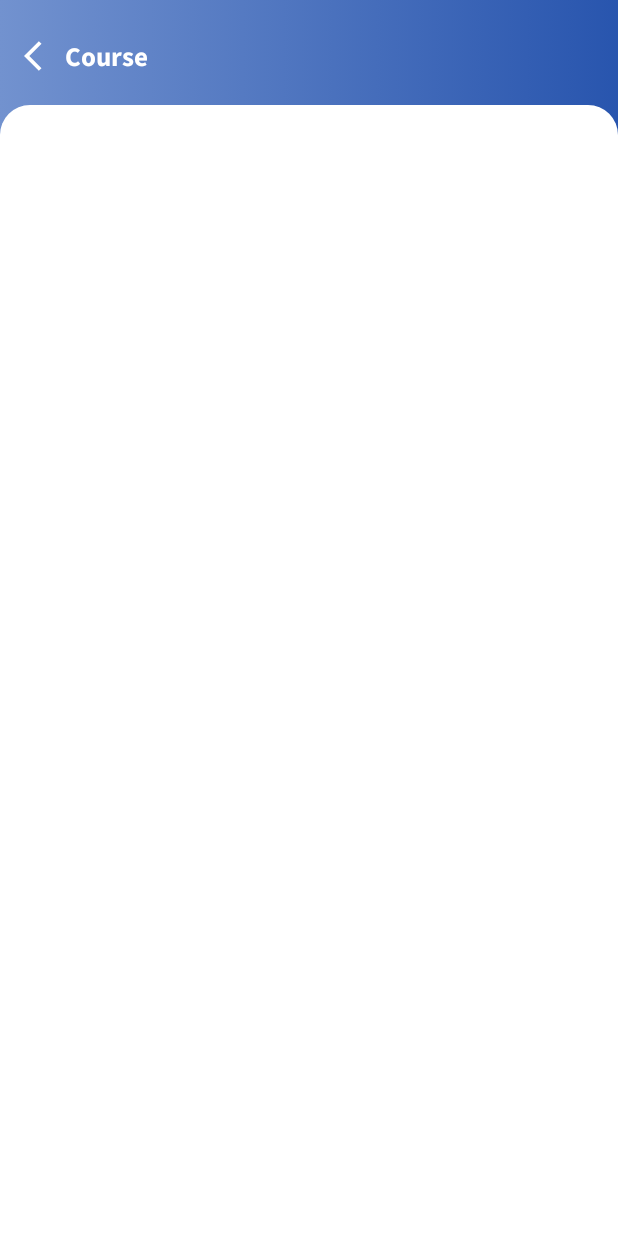
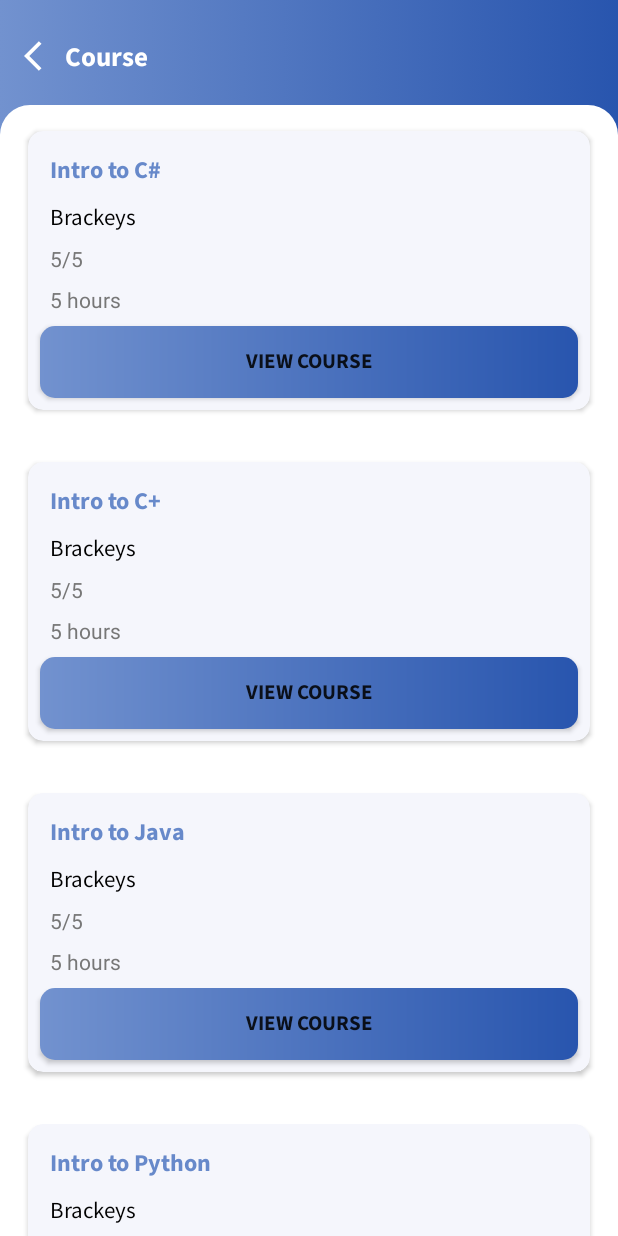
Before and after one commit to Chandra-Mauli-Sharma/coeus, an Android app: the fragment Course shown on its own in the app's theme, on a phone screen of 412 x 824 dp. Run offline under Robolectric (Android 15) with nearby library versions, the phone set to English and light mode, and no system bars.

Commit message:
Course Page Added

```diff
--- a/app/build.gradle
+++ b/app/build.gradle
@@ -42,6 +42,7 @@ dependencies {
     implementation 'androidx.navigation:navigation-ui-ktx:2.3.5'
     implementation 'androidx.legacy:legacy-support-v4:1.0.0'
     annotationProcessor 'com.github.bumptech.glide:compiler:4.12.0'
+    implementation 'com.android.volley:volley:1.2.1'
     testImplementation 'junit:junit:4.+'
     androidTestImplementation 'androidx.test.ext:junit:1.1.3'
     androidTestImplementation 'androidx.test.espresso:espresso-core:3.4.0'
--- a/app/src/main/AndroidManifest.xml
+++ b/app/src/main/AndroidManifest.xml
@@ -1,6 +1,9 @@
 <?xml version="1.0" encoding="utf-8"?>
 <manifest xmlns:android="http://schemas.android.com/apk/res/android"
     package="com.example.coeus">
+
+    <uses-permission android:name="android.permission.INTERNET" />
+    <uses-permission android:name="android.permission.ACCESS_NETWORK_STATE" />
 
     <application
         android:allowBackup="true"
--- a/app/src/main/java/com/example/coeus/Course.kt
+++ b/app/src/main/java/com/example/coeus/Course.kt
@@ -5,55 +5,26 @@ import androidx.fragment.app.Fragment
 import android.view.LayoutInflater
 import android.view.View
 import android.view.ViewGroup
+import androidx.recyclerview.widget.RecyclerView
+import com.example.coeus.adapter.CourseAdapter
+import com.example.coeus.data.CourseData
+import com.example.coeus.model.CourseModel
 
-// TODO: Rename parameter arguments, choose names that match
-// the fragment initialization parameters, e.g. ARG_ITEM_NUMBER
-private const val ARG_PARAM1 = "param1"
-private const val ARG_PARAM2 = "param2"
-
-/**
- * A simple [Fragment] subclass.
- * Use the [Course.newInstance] factory method to
- * create an instance of this fragment.
- */
 class Course : Fragment() {
-    // TODO: Rename and change types of parameters
-    private var param1: String? = null
-    private var param2: String? = null
-
-    override fun onCreate(savedInstanceState: Bundle?) {
-        super.onCreate(savedInstanceState)
-        arguments?.let {
-            param1 = it.getString(ARG_PARAM1)
-            param2 = it.getString(ARG_PARAM2)
-        }
-    }
-
+    lateinit var recyclerView: RecyclerView
     override fun onCreateView(
         inflater: LayoutInflater, container: ViewGroup?,
         savedInstanceState: Bundle?
     ): View? {
         // Inflate the layout for this fragment
-        return inflater.inflate(R.layout.fragment_course, container, false)
+        val view= inflater.inflate(R.layout.fragment_course, container, false)
+        recyclerView=view.findViewById(R.id.recyclerView2)
+
+        val courses= context?.let { CourseModel().load(it) }
+
+        recyclerView.adapter= courses?.let { CourseAdapter(it) }
+        recyclerView.setHasFixedSize(true)
+        return view
     }
 
-    companion object {
-        /**
-         * Use this factory method to create a new instance of
-         * this fragment using the provided parameters.
-         *
-         * @param param1 Parameter 1.
-         * @param param2 Parameter 2.
-         * @return A new instance of fragment Course.
-         */
-        // TODO: Rename and change types and number of parameters
-        @JvmStatic
-        fun newInstance(param1: String, param2: String) =
-            Course().apply {
-                arguments = Bundle().apply {
-                    putString(ARG_PARAM1, param1)
-                    putString(ARG_PARAM2, param2)
-                }
-            }
-    }
 }
--- a/app/src/main/java/com/example/coeus/MainActivity.kt
+++ b/app/src/main/java/com/example/coeus/MainActivity.kt
@@ -10,6 +10,11 @@ class MainActivity : AppCompatActivity() {
         super.onCreate(savedInstanceState)
         setContentView(R.layout.activity_main)
 
+        val mFragmentActivity=supportFragmentManager
+        val mFragmentTransaction=mFragmentActivity.beginTransaction()
+        val mFragment=Course()
+
+
         findViewById<TextView>(R.id.textView2).setOnClickListener {
             startActivity(Intent(this,HostPage::class.java))
         }
--- a/app/src/main/java/com/example/coeus/adapter/CourseAdapter.kt
+++ b/app/src/main/java/com/example/coeus/adapter/CourseAdapter.kt
@@ -1,4 +1,35 @@
 package com.example.coeus.adapter
 
-class CourseAdapter {
+import android.view.LayoutInflater
+import android.view.View
+import android.view.ViewGroup
+import android.widget.TextView
+import androidx.recyclerview.widget.RecyclerView
+import com.example.coeus.R
+import com.example.coeus.data.CourseData
+
+class CourseAdapter (val dataset:List<CourseData>):RecyclerView.Adapter<CourseAdapter.ViewHolder>(){
+    class ViewHolder(view: View):RecyclerView.ViewHolder(view){
+        val courseName=view.findViewById<TextView>(R.id.textView9)
+        val instructor=view.findViewById<TextView>(R.id.textView10)
+        val rating=view.findViewById<TextView>(R.id.textView11)
+        val duration=view.findViewById<TextView>(R.id.textView12)
+    }
+
+    override fun onCreateViewHolder(parent: ViewGroup, viewType: Int): ViewHolder {
+        val adapterLayout = LayoutInflater.from(parent.context).inflate(R.layout.course_card, parent, false)
+        return ViewHolder(adapterLayout)
+    }
+
+    override fun onBindViewHolder(holder: ViewHolder, position: Int) {
+        val item=dataset[position]
+
+        holder.courseName.text=item.courseName
+        holder.instructor.text=item.instructorName
+        holder.duration.text=item.duration
+        holder.rating.text=item.rating
+
+    }
+
+    override fun getItemCount(): Int = dataset.size
 }
--- a/app/src/main/java/com/example/coeus/model/CourseModel.kt
+++ b/app/src/main/java/com/example/coeus/model/CourseModel.kt
@@ -1,10 +1,53 @@
 package com.example.coeus.model
 
+import android.content.Context
 import com.example.coeus.data.CourseData
+import org.json.JSONException
+import org.json.JSONObject
+import java.io.IOException
+import java.nio.charset.Charset
 
 class CourseModel {
-    fun load():List<CourseData>{
-        return listOf(
-        )
+    fun load(context: Context):List<CourseData>{
+        val jsonResponse = ArrayList<CourseData>()
+
+        try{
+            val obj = JSONObject(getJSONFromAssets(context)!!)
+
+            val courseArray = obj.getJSONArray("Courses")
+
+            for(i in 0 until courseArray.length()){
+                val courseResponse = courseArray.getJSONObject(i)
+                val courseName = courseResponse.getString("courseName")
+                val instructorName = courseResponse.getString("instructorName")
+                val rating = courseResponse.getString("rating")
+                val duration = courseResponse.getString("duration")
+
+                jsonResponse.add(CourseData(courseName, instructorName, rating, duration))
+
+            }
+        } catch(e:JSONException){
+            e.printStackTrace()
+        }
+
+        return jsonResponse
+    }
+
+    private fun getJSONFromAssets(context:Context): String? {
+
+        var json: String? = null
+        val charset: Charset = Charsets.UTF_8
+        try {
+            val courseJSONFile = context.assets.open("courses.json")
+            val size = courseJSONFile.available()
+            val buffer = ByteArray(size)
+            courseJSONFile.read(buffer)
+            courseJSONFile.close()
+            json = String(buffer, charset)
+        } catch (ex: IOException) {
+            ex.printStackTrace()
+            return null
+        }
+        return json
     }
 }
--- a/app/src/main/res/drawable/round_button.xml
+++ b/app/src/main/res/drawable/round_button.xml
@@ -1,6 +1,9 @@
 <?xml version="1.0" encoding="utf-8"?>
 <shape xmlns:android="http://schemas.android.com/apk/res/android">
-    <solid android:color="#FFFFFF"/>
+    <gradient
+        android:endColor="#2855AE"
+        android:startColor="#7292CF"
+        android:type="linear" />
     <corners android:radius="10dp"/>
     <padding android:left="0dp" android:top="0dp" android:right="0dp" android:bottom="0dp" />
 </shape>
--- a/app/src/main/res/layout/activity_host_page.xml
+++ b/app/src/main/res/layout/activity_host_page.xml
@@ -9,8 +9,8 @@
     <androidx.fragment.app.FragmentContainerView
         android:id="@+id/fragmentContainerView"
         android:name="androidx.navigation.fragment.NavHostFragment"
-        android:layout_width="409dp"
-        android:layout_height="729dp"
+        android:layout_width="match_parent"
+        android:layout_height="match_parent"
         app:defaultNavHost="true"
         app:layout_constraintBottom_toBottomOf="parent"
         app:layout_constraintEnd_toEndOf="parent"
--- a/app/src/main/res/layout/course_card.xml
+++ b/app/src/main/res/layout/course_card.xml
@@ -54,6 +54,7 @@
                 android:layout_marginStart="14.5dp"
                 android:layout_marginTop="8dp"
                 android:text="TextView"
+                android:textColor="#777777"
                 app:layout_constraintStart_toStartOf="parent"
                 app:layout_constraintTop_toBottomOf="@+id/textView10" />
 
@@ -64,18 +65,19 @@
                 android:layout_marginStart="14.5dp"
                 android:layout_marginTop="8dp"
                 android:text="TextView"
+                android:textColor="#777777"
                 app:layout_constraintStart_toStartOf="parent"
                 app:layout_constraintTop_toBottomOf="@+id/textView11" />
 
-            <Button
+            <androidx.appcompat.widget.AppCompatButton
                 android:id="@+id/button"
-                style="@style/Widget.AppCompat.Button.Borderless"
                 android:layout_width="match_parent"
                 android:layout_height="wrap_content"
                 android:layout_margin="8dp"
                 android:background="@drawable/round_button"
-                android:backgroundTint="#000000"
+                android:fontFamily="@font/source_sans_pro_bold"
                 android:text="View Course"
+                app:icon="@color/purple_500"
                 app:layout_constraintBottom_toBottomOf="parent"
                 app:layout_constraintEnd_toEndOf="parent"
                 app:layout_constraintStart_toStartOf="parent"
--- a/app/src/main/res/layout/fragment_course.xml
+++ b/app/src/main/res/layout/fragment_course.xml
@@ -14,7 +14,7 @@
         android:layout_marginStart="16dp"
         android:layout_marginTop="25dp"
         android:src="@drawable/ic_baseline_arrow_back_ios_24"
-        android:tint="#FFFFFF" />
+        app:tint="#FFFFFF" />
 
     <TextView
         android:id="@+id/textView8"
@@ -36,8 +36,9 @@
         android:background="@drawable/round_outline">
 
         <androidx.recyclerview.widget.RecyclerView
+            android:id="@+id/recyclerView2"
             android:layout_width="409dp"
-            android:layout_height="659dp"
+            android:layout_height="0dp"
             app:layoutManager="androidx.recyclerview.widget.LinearLayoutManager"
             app:layout_constraintBottom_toBottomOf="parent"
             app:layout_constraintEnd_toEndOf="parent"
--- a/app/src/main/res/navigation/nav_host_fragment.xml
+++ b/app/src/main/res/navigation/nav_host_fragment.xml
@@ -3,14 +3,14 @@
     xmlns:app="http://schemas.android.com/apk/res-auto"
     xmlns:tools="http://schemas.android.com/tools"
     android:id="@+id/nav_host_fragment"
-    app:startDestination="@id/homePage2">
+    app:startDestination="@id/homePage">
     <activity
-        android:id="@+id/homePage2"
+        android:id="@+id/homePage"
         android:name="com.example.coeus.HomePage"
         android:label="activity_home_page"
         tools:layout="@layout/activity_home_page" />
     <fragment
-        android:id="@+id/course2"
+        android:id="@+id/course"
         android:name="com.example.coeus.Course"
         android:label="fragment_course"
         tools:layout="@layout/fragment_course" />
--- a/app/src/main/res/values-night/themes.xml
+++ b/app/src/main/res/values-night/themes.xml
@@ -1,6 +1,6 @@
 <resources xmlns:tools="http://schemas.android.com/tools">
     <!-- Base application theme. -->
-    <style name="Theme.Coeus" parent="Theme.MaterialComponents.DayNight.DarkActionBar">
+    <style name="Theme.Coeus" parent="Theme.AppCompat.DayNight.NoActionBar">
         <!-- Primary brand color. -->
         <item name="colorPrimary">@color/purple_200</item>
         <item name="colorPrimaryVariant">@color/purple_700</item>
```
Also changed, not shown: app/src/main/assets/courses.json (added, +28 -0 lines), app/src/main/java/com/example/coeus/adapter/HomeCardAdapter.kt (+7 -0 lines).
